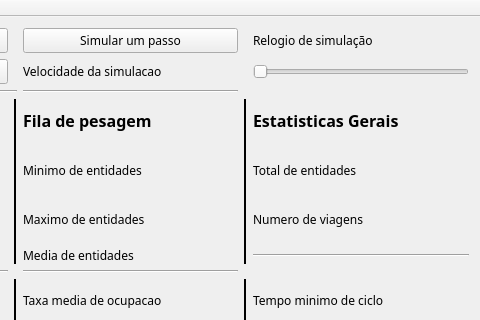
Before: the Qt Designer form janelaprincipal.ui in luisdecker/Modelsim16.1, drawn with Qt 5; both pictures show x 219 to 699 and y 0 to 320 of the 699 by 512 pixel window.
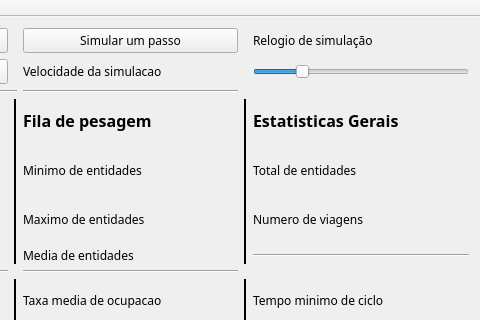
After: the same form once the commit is applied.

Patch:
```diff
--- a/janelaprincipal.ui
+++ b/janelaprincipal.ui
@@ -387,6 +387,18 @@
         <verstretch>0</verstretch>
        </sizepolicy>
       </property>
+      <property name="minimum">
+       <number>100</number>
+      </property>
+      <property name="maximum">
+       <number>2000</number>
+      </property>
+      <property name="singleStep">
+       <number>100</number>
+      </property>
+      <property name="value">
+       <number>500</number>
+      </property>
       <property name="orientation">
        <enum>Qt::Horizontal</enum>
       </property>
```
